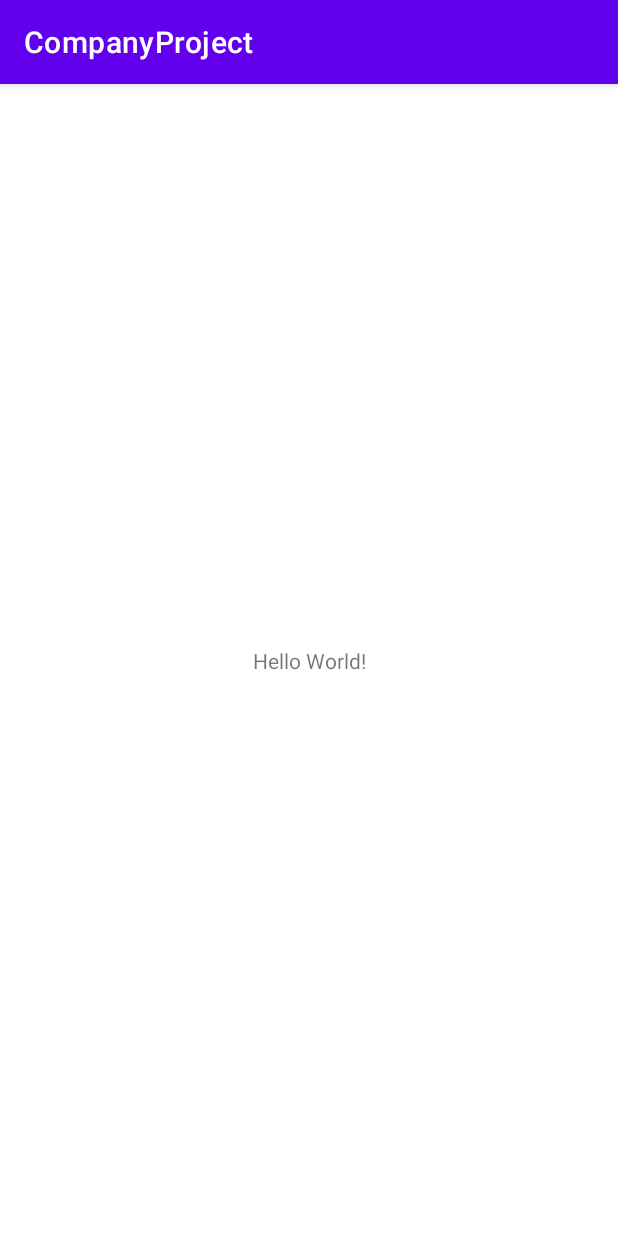
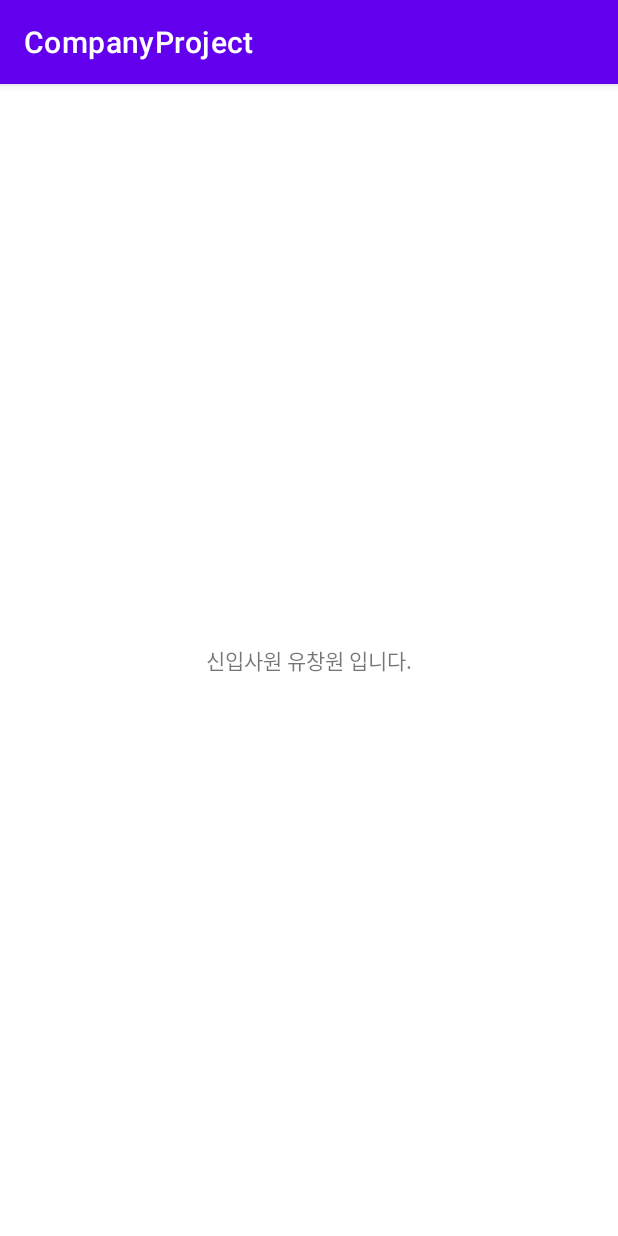
Before and after one commit to yoochangwon789/CompanyProject, an Android app: the screen it shows after launch (MainActivity), on a phone screen of 412 x 824 dp. Run offline under Robolectric (Android 15) with nearby library versions, the phone set to English and light mode, and no system bars.

Commit message:
Feat : 신입사원 유창원 입니다

```diff
--- a/app/src/main/res/layout/activity_main.xml
+++ b/app/src/main/res/layout/activity_main.xml
@@ -9,10 +9,11 @@
     <TextView
         android:layout_width="wrap_content"
         android:layout_height="wrap_content"
-        android:text="Hello World!"
+        android:text="신입사원 유창원 입니다."
         app:layout_constraintBottom_toBottomOf="parent"
         app:layout_constraintLeft_toLeftOf="parent"
         app:layout_constraintRight_toRightOf="parent"
-        app:layout_constraintTop_toTopOf="parent" />
+        app:layout_constraintTop_toTopOf="parent"
+        tools:ignore="HardcodedText" />
 
 </androidx.constraintlayout.widget.ConstraintLayout>
```
